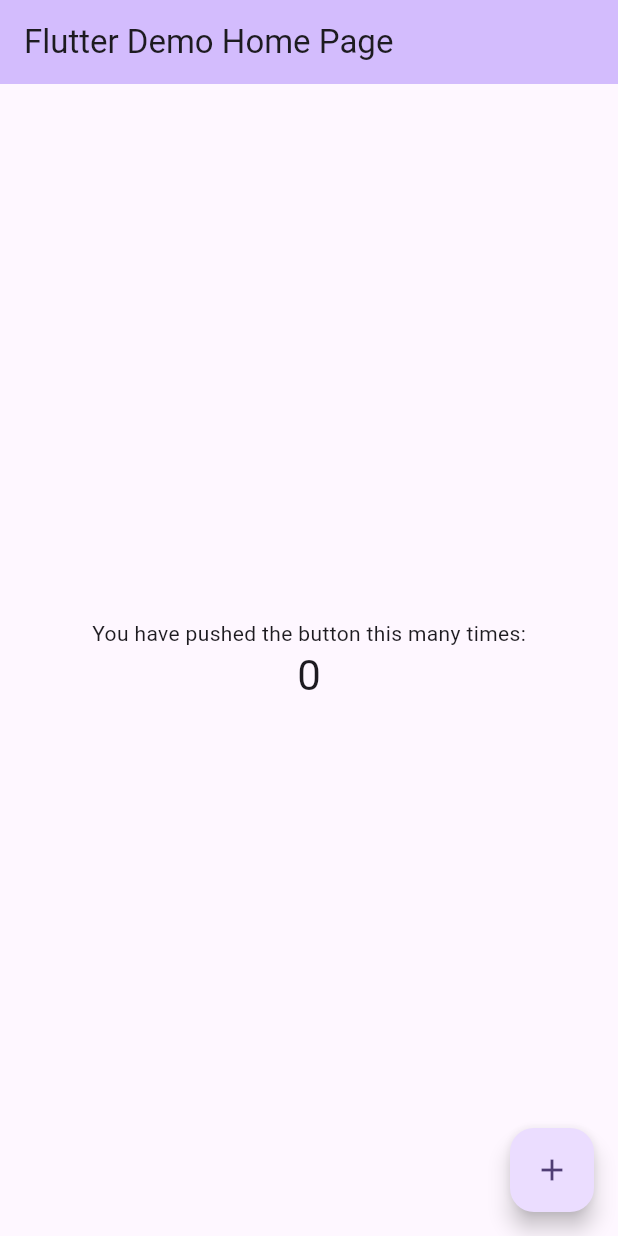
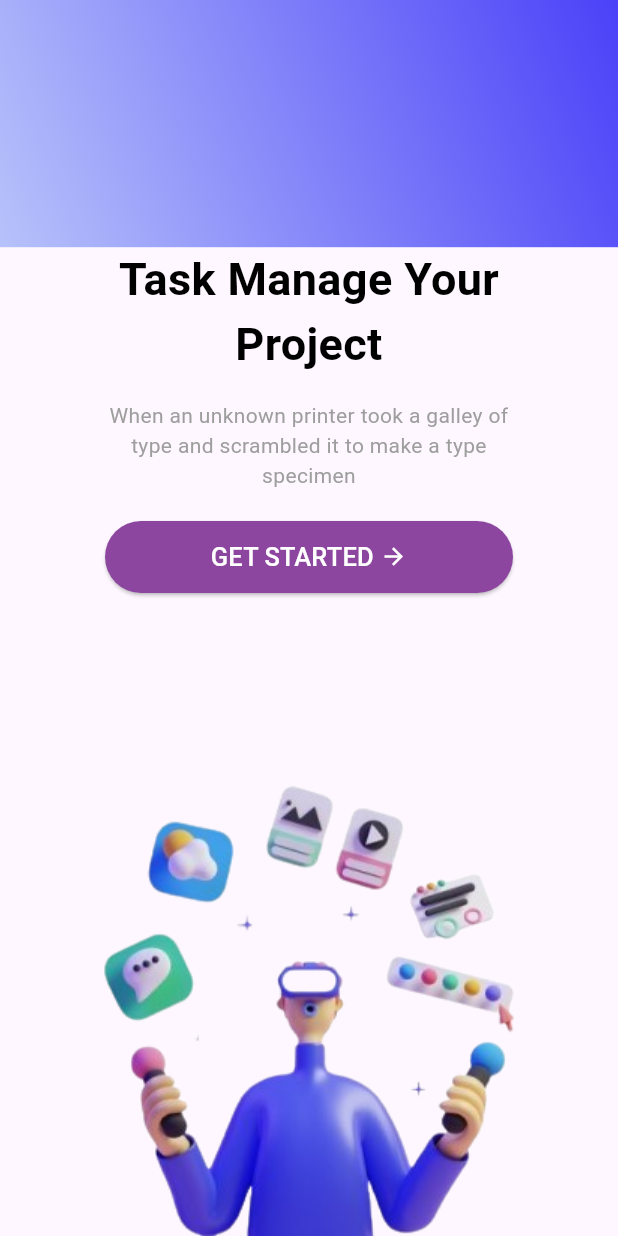
Before and after one commit to saadahmed0147/Task-app-ui-SMIT, a Flutter app: the screen it shows after launch, on a phone screen of 412 x 824 dp. Run offline on Flutter 3.47's test engine with Material 3 defaults, Android fonts, the light colour scheme and no system bars.

Commit message:
added splash screen

```diff
--- /dev/null
+++ b/lib/Screens/home_screen.dart
@@ -0,0 +1,106 @@
+import 'package:flutter/material.dart';
+import 'package:flutter/widgets.dart';
+
+class HomeScreen extends StatefulWidget {
+  const HomeScreen({super.key});
+
+  @override
+  State<HomeScreen> createState() => _HomeScreenState();
+}
+
+class _HomeScreenState extends State<HomeScreen> {
+  @override
+  Widget build(BuildContext context) {
+    Size mq = MediaQuery.of(context).size;
+    return SafeArea(
+      child: Scaffold(
+        body: Column(
+          // mainAxisAlignment: MainAxisAlignment.end,
+          children: [
+            Expanded(
+              flex: 1,
+              child: Container(
+                height: mq.height * 0.2,
+                width: double.infinity,
+                decoration: const BoxDecoration(
+                  gradient: LinearGradient(
+                    begin: Alignment.topRight,
+                    end: Alignment.bottomLeft,
+                    colors: [
+                      Color(0xff4b41f8),
+                      Color(0xffb7c2fa), // Red
+                    ],
+                  ),
+                ),
+              ),
+            ),
+            Flexible(
+              flex: 2,
+              child: Column(
+                children: [
+                  Padding(
+                    padding: const EdgeInsets.symmetric(horizontal: 50),
+                    child: Column(
+                      mainAxisAlignment: MainAxisAlignment.end,
+                      children: [
+                        const Text(
+                          "Task Manage Your\nProject ",
+                          textAlign: TextAlign.center,
+                          style: TextStyle(
+                              fontSize: 30,
+                              color: Colors.black,
+                              fontWeight: FontWeight.w700),
+                        ),
+                        SizedBox(
+                          height: mq.height * 0.02,
+                        ),
+                        const Text(
+                          "When an unknown printer took a galley of \ntype and scrambled it to make a type \nspecimen",
+                          textAlign: TextAlign.center,
+                          style: TextStyle(fontSize: 14, color: Colors.grey),
+                        ),
+                        Padding(
+                          padding: const EdgeInsets.all(20),
+                          child: ElevatedButton(
+                            onPressed: () {},
+                            style: ButtonStyle(
+                              backgroundColor: MaterialStateProperty.all(
+                                const Color(0xff8c469f),
+                              ),
+                              foregroundColor: MaterialStateProperty.all(
+                                Colors.white,
+                              ),
+                            ),
+                            child: const Row(
+                              mainAxisAlignment: MainAxisAlignment.center,
+                              children: [
+                                Padding(
+                                  padding: EdgeInsets.symmetric(vertical: 12),
+                                  child: Text(
+                                    "GET STARTED ",
+                                    style: TextStyle(fontSize: 17),
+                                  ),
+                                ),
+                                Icon(Icons.arrow_forward),
+                              ],
+                            ),
+                          ),
+                        ),
+                      ],
+                    ),
+                  ),
+                ],
+              ),
+            ),
+            Expanded(
+                flex: 2,
+                child: const Align(
+                  alignment: Alignment.bottomCenter,
+                  child: Image(image: AssetImage("assets/splash-screen.png")),
+                ))
+          ],
+        ),
+      ),
+    );
+  }
+}
--- a/lib/main.dart
+++ b/lib/main.dart
@@ -1,4 +1,5 @@
 import 'package:flutter/material.dart';
+import 'package:task_app_ui/Screens/home_screen.dart';
 
 void main() {
   runApp(const MyApp());
@@ -11,115 +12,13 @@
   @override
   Widget build(BuildContext context) {
     return MaterialApp(
+      debugShowCheckedModeBanner: false,
       title: 'Flutter Demo',
       theme: ThemeData(
-        // This is the theme of your application.
-        //
-        // TRY THIS: Try running your application with "flutter run". You'll see
-        // the application has a purple toolbar. Then, without quitting the app,
-        // try changing the seedColor in the colorScheme below to Colors.green
-        // and then invoke "hot reload" (save your changes or press the "hot
-        // reload" button in a Flutter-supported IDE, or press "r" if you used
-        // the command line to start the app).
-        //
-        // Notice that the counter didn't reset back to zero; the application
-        // state is not lost during the reload. To reset the state, use hot
-        // restart instead.
-        //
-        // This works for code too, not just values: Most code changes can be
-        // tested with just a hot reload.
         colorScheme: ColorScheme.fromSeed(seedColor: Colors.deepPurple),
         useMaterial3: true,
       ),
-      home: const MyHomePage(title: 'Flutter Demo Home Page'),
+      home: const HomeScreen(),
     );
   }
 }
-
-class MyHomePage extends StatefulWidget {
-  const MyHomePage({super.key, required this.title});
-
-  // This widget is the home page of your application. It is stateful, meaning
-  // that it has a State object (defined below) that contains fields that affect
-  // how it looks.
-
-  // This class is the configuration for the state. It holds the values (in this
-  // case the title) provided by the parent (in this case the App widget) and
-  // used by the build method of the State. Fields in a Widget subclass are
-  // always marked "final".
-
-  final String title;
-
-  @override
-  State<MyHomePage> createState() => _MyHomePageState();
-}
-
-class _MyHomePageState extends State<MyHomePage> {
-  int _counter = 0;
-
-  void _incrementCounter() {
-    setState(() {
-      // This call to setState tells the Flutter framework that something has
-      // changed in this State, which causes it to rerun the build method below
-      // so that the display can reflect the updated values. If we changed
-      // _counter without calling setState(), then the build method would not be
-      // called again, and so nothing would appear to happen.
-      _counter++;
-    });
-  }
-
-  @override
-  Widget build(BuildContext context) {
-    // This method is rerun every time setState is called, for instance as done
-    // by the _incrementCounter method above.
-    //
-    // The Flutter framework has been optimized to make rerunning build methods
-    // fast, so that you can just rebuild anything that needs updating rather
-    // than having to individually change instances of widgets.
-    return Scaffold(
-      appBar: AppBar(
-        // TRY THIS: Try changing the color here to a specific color (to
-        // Colors.amber, perhaps?) and trigger a hot reload to see the AppBar
-        // change color while the other colors stay the same.
-        backgroundColor: Theme.of(context).colorScheme.inversePrimary,
-        // Here we take the value from the MyHomePage object that was created by
-        // the App.build method, and use it to set our appbar title.
-        title: Text(widget.title),
-      ),
-      body: Center(
-        // Center is a layout widget. It takes a single child and positions it
-        // in the middle of the parent.
-        child: Column(
-          // Column is also a layout widget. It takes a list of children and
-          // arranges them vertically. By default, it sizes itself to fit its
-          // children horizontally, and tries to be as tall as its parent.
-          //
-          // Column has various properties to control how it sizes itself and
-          // how it positions its children. Here we use mainAxisAlignment to
-          // center the children vertically; the main axis here is the vertical
-          // axis because Columns are vertical (the cross axis would be
-          // horizontal).
-          //
-          // TRY THIS: Invoke "debug painting" (choose the "Toggle Debug Paint"
-          // action in the IDE, or press "p" in the console), to see the
-          // wireframe for each widget.
-          mainAxisAlignment: MainAxisAlignment.center,
-          children: <Widget>[
-            const Text(
-              'You have pushed the button this many times:',
-            ),
-            Text(
-              '$_counter',
-              style: Theme.of(context).textTheme.headlineMedium,
-            ),
-          ],
-        ),
-      ),
-      floatingActionButton: FloatingActionButton(
-        onPressed: _incrementCounter,
-        tooltip: 'Increment',
-        child: const Icon(Icons.add),
-      ), // This trailing comma makes auto-formatting nicer for build methods.
-    );
-  }
-}
--- a/pubspec.yaml
+++ b/pubspec.yaml
@@ -59,9 +59,9 @@ flutter:
   uses-material-design: true
 
   # To add assets to your application, add an assets section, like this:
-  # assets:
-  #   - images/a_dot_burr.jpeg
-  #   - images/a_dot_ham.jpeg
+  assets:
+    - assets/
+    # - images/a_dot_ham.jpeg
 
   # An image asset can refer to one or more resolution-specific "variants", see
   # https://flutter.dev/assets-and-images/#resolution-aware
```
Also changed, not shown: assets/splash-screen.png (added).
